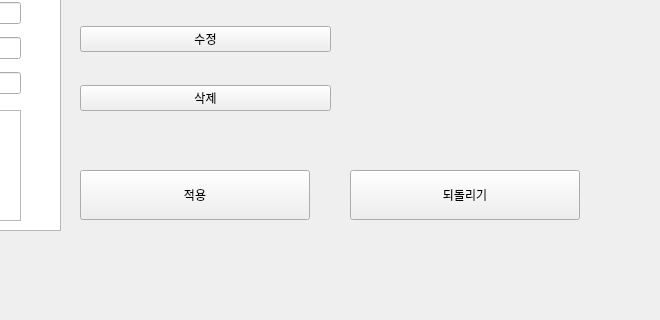
Old version of the form ui/manager.ui in the repository BSEom/miniP_kiosk; both pictures show x 280 to 940 and y 540 to 860 of the 1095 by 860 pixel window.
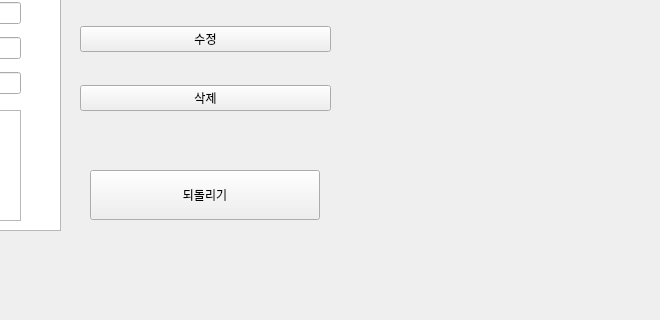
New version of the form.

Commit message: 0328 manager 수정

The edit to the form file:
```diff
--- a/ui/manager.ui
+++ b/ui/manager.ui
@@ -249,23 +249,10 @@
      </rect>
     </property>
    </widget>
-   <widget class="QPushButton" name="mbtn_apply">
-    <property name="geometry">
-     <rect>
-      <x>360</x>
-      <y>710</y>
-      <width>230</width>
-      <height>50</height>
-     </rect>
-    </property>
-    <property name="text">
-     <string>적용</string>
-    </property>
-   </widget>
    <widget class="QPushButton" name="mbtn_back">
     <property name="geometry">
      <rect>
-      <x>630</x>
+      <x>370</x>
       <y>710</y>
       <width>230</width>
       <height>50</height>
```
The commit also changes 3 other files.
